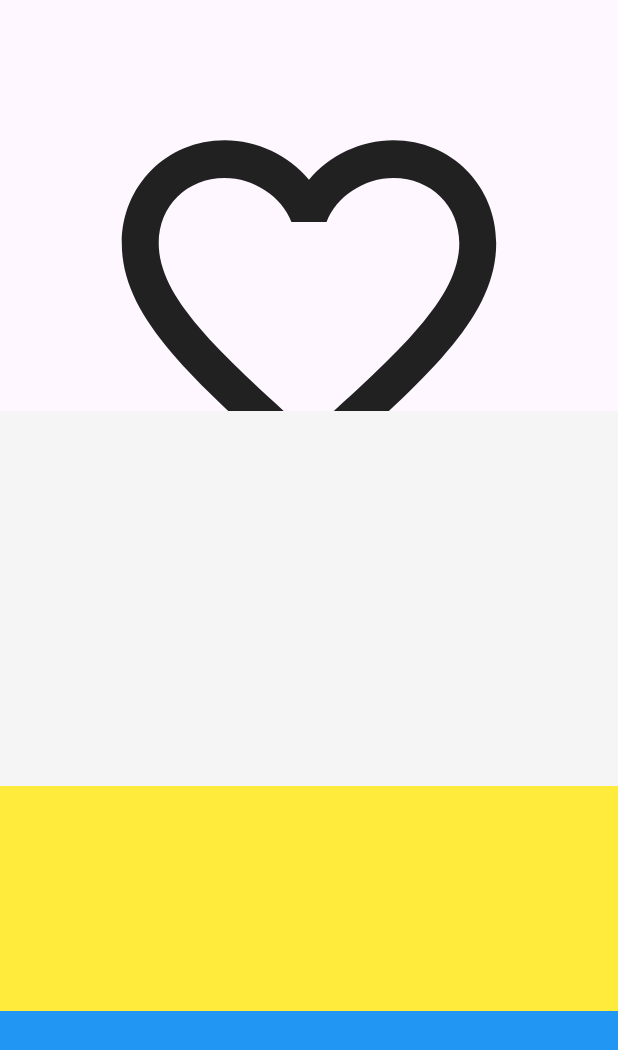
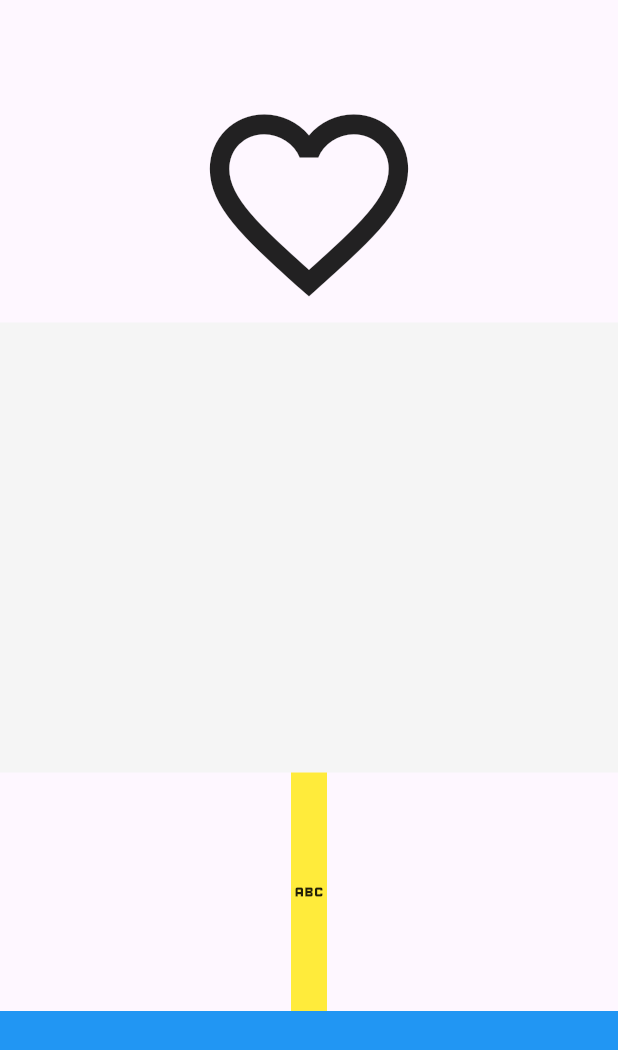
Before and after one commit to tasneemakhaled/responsive_training, a Flutter app: the screen it shows after launch, on a phone screen of 412 x 824 dp. Shown: the top 1050 px of the screen. Run offline on Flutter 3.47's test engine with Material 3 defaults, Android fonts, the light colour scheme and no system bars.

Commit message:
fitted box example

```diff
--- a/lib/main.dart
+++ b/lib/main.dart
@@ -2,6 +2,7 @@ import 'dart:developer';
 
 import 'package:flutter/material.dart';
 import 'package:responsive_training/screens/expanded_example.dart';
+import 'package:responsive_training/screens/fitted_box_example.dart';
 import 'package:responsive_training/screens/flexible_example.dart';
 import 'package:responsive_training/screens/layout_builder_example.dart';
 import 'package:responsive_training/screens/media_query_example.dart';
@@ -15,7 +16,7 @@ class MyApp extends StatelessWidget {
 
   @override
   Widget build(BuildContext context) {
-    return MaterialApp(home: FlexibleExample());
+    return MaterialApp(home: FittedBoxExample());
   }
 }
 
--- a/lib/screens/fitted_box_example.dart
+++ b/lib/screens/fitted_box_example.dart
@@ -5,6 +5,24 @@ class FittedBoxExample extends StatelessWidget {
 
   @override
   Widget build(BuildContext context) {
-    return Scaffold();
+    return Scaffold(
+      appBar: AppBar(),
+      body: Column(
+        children: [
+          Flexible(
+            child: FittedBox(child: Icon(Icons.favorite_border, size: 300)),
+          ), // عشان استخدم  fitted box لازم يكون عندي مساحة محددة فوقي زي ال flxible
+          Container(height: 300, color: Colors.grey.shade100),
+          Expanded(
+            child: Container(
+              height: 150,
+              color: Colors.yellow,
+              child: FittedBox(fit: BoxFit.scaleDown, child: Icon(Icons.abc)),
+            ),
+          ),
+          Container(height: 150, color: Colors.blue),
+        ],
+      ),
+    );
   }
 }
```
